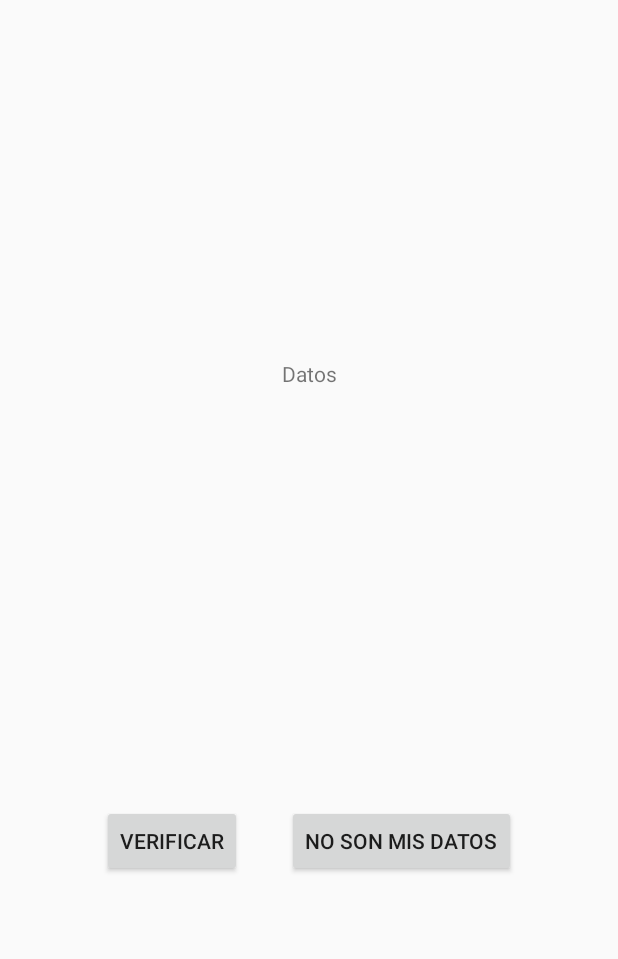
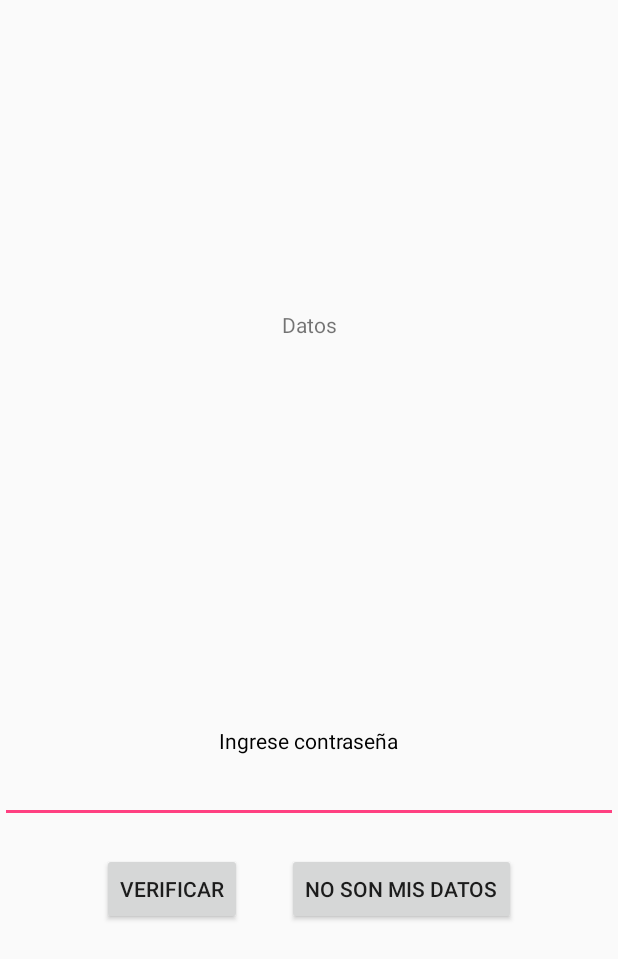
Before and after one commit to StevenConislla/BEasy, an Android app: the layout carnet_detalle.xml on its own in the app's theme, with its tools: preview values and no code run, on a phone screen of 412 x 824 dp. Shown: the top 959 px of the screen. Run offline under Robolectric (Android 15) with nearby library versions, the phone set to English and light mode, and no system bars; plain views replace SimpleDraweeView.

Commit message:
Tercer_commit

```diff
--- a/app/build.gradle
+++ b/app/build.gradle
@@ -26,8 +26,8 @@ dependencies {
     })
     compile 'com.android.support:appcompat-v7:26.+'
     compile 'com.android.support.constraint:constraint-layout:1.0.2'
-    testCompile 'junit:junit:4.12'
     compile 'com.google.zxing:core:3.2.1'
     compile 'com.journeyapps:zxing-android-embedded:3.2.0@aar'
     compile 'com.facebook.fresco:fresco:1.3.0'
+    testCompile 'junit:junit:4.12'
 }
--- a/app/src/main/res/layout/carnet_detalle.xml
+++ b/app/src/main/res/layout/carnet_detalle.xml
@@ -21,23 +21,35 @@
         android:layout_marginTop="20dp"
         android:foregroundGravity="center" />
 
+    <TextView
+        android:layout_width="wrap_content"
+        android:layout_height="wrap_content"
+        android:text="Ingrese contraseña"
+        android:textColor="@android:color/black" />
+
+    <EditText
+        android:id="@+id/etPass"
+        android:layout_width="match_parent"
+        android:layout_height="wrap_content"
+        android:inputType="textPassword" />
+
 
     <LinearLayout
         android:layout_width="match_parent"
         android:layout_height="wrap_content"
         android:layout_marginTop="20dp"
-        android:orientation="horizontal"
-        android:gravity="center_horizontal">
+        android:gravity="center_horizontal"
+        android:orientation="horizontal">
 
         <Button
-            android:id="@+id/Verificar"
+            android:id="@+id/btnVerificar"
             android:layout_width="wrap_content"
             android:layout_height="wrap_content"
             android:layout_gravity="left"
-            android:text="Verificar"/>
+            android:text="Verificar" />
 
         <Button
-            android:id="@+id/button5"
+            android:id="@+id/btnCancelar"
             android:layout_width="wrap_content"
             android:layout_height="wrap_content"
             android:layout_marginLeft="30dp"
```
Also changed, not shown: app/src/main/AndroidManifest.xml (+7 -6 lines), app/src/main/java/com/plug/beasy/IdentificacionActivity.java (+82 -10 lines), app/src/main/java/com/plug/beasy/Wifi_Activity1.java (added, +13 -0 lines), app/src/main/res/layout/activity_wifi_1.xml (added, +9 -0 lines).
